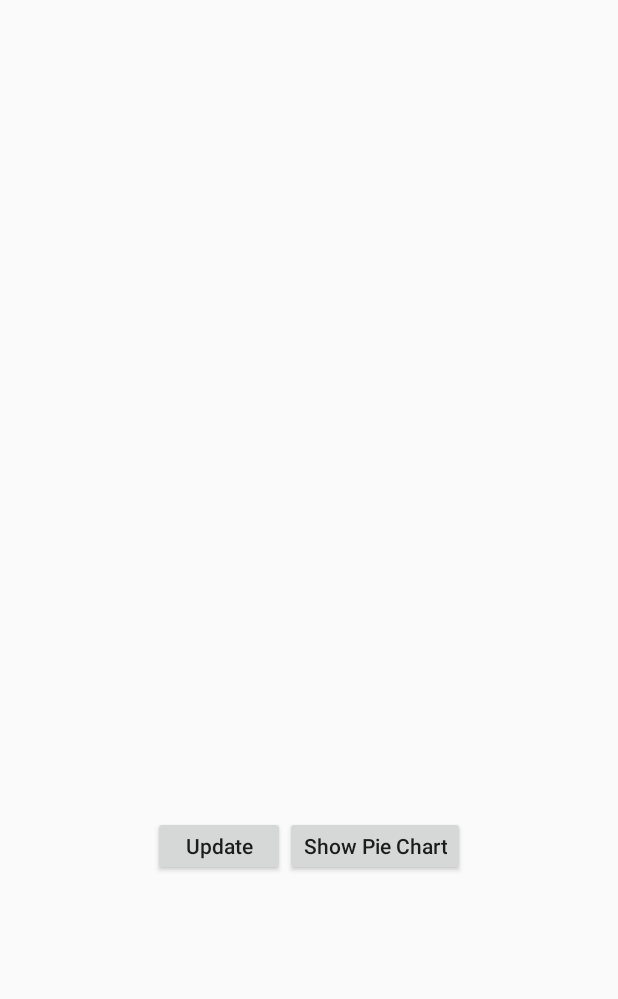
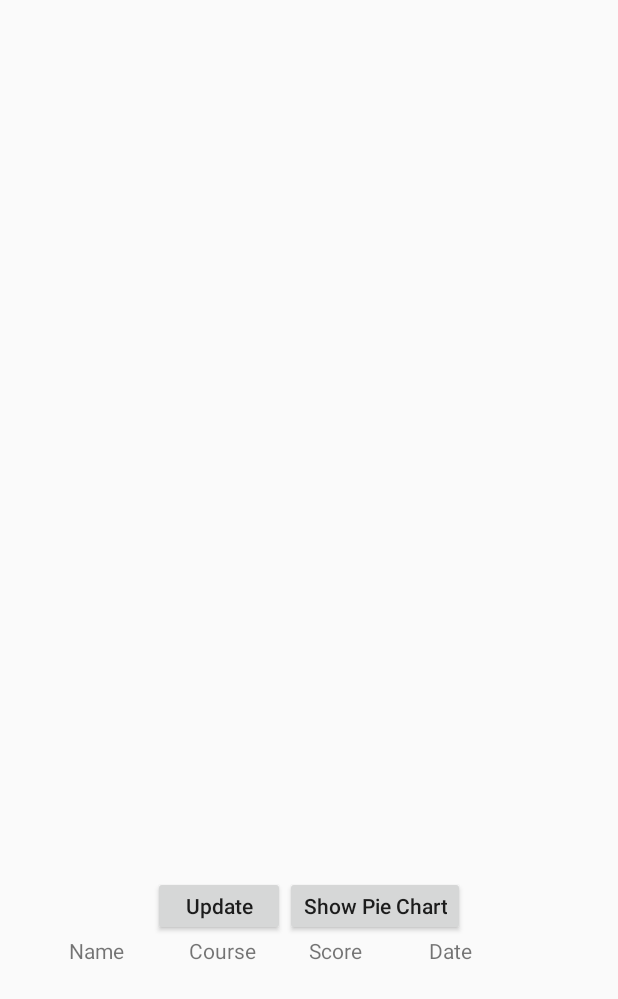
Before and after one commit to mani-minmini/leaderboard-android-charts-sample, an Android app: the screen it shows after launch (BarChartActivity), on a phone screen of 412 x 824 dp. Shown: the top 999 px of the screen. Run offline under Robolectric (Android 15) with nearby library versions, the phone set to English and light mode, and no system bars; our stand-ins replace Volley; libraries missing offline, so code that uses them is left out: com.github.mikephil.charting; plain views replace BarChart; network calls fail; 30 statements that could not run were skipped.

Commit message:
Table View Init

```diff
--- a/app/src/main/java/com/minmini/leaderboard/BarChartActivity.java
+++ b/app/src/main/java/com/minmini/leaderboard/BarChartActivity.java
@@ -10,7 +10,6 @@ import android.util.Log;
 import android.view.View;
 import android.widget.ArrayAdapter;
 import android.widget.Button;
-import android.widget.ListView;
 import android.widget.RelativeLayout;
 import android.widget.Toast;
 
@@ -36,11 +35,8 @@ import org.json.JSONArray;
 import org.json.JSONException;
 import org.json.JSONObject;
 
-import java.text.ParseException;
-import java.text.SimpleDateFormat;
 import java.util.ArrayList;
 import java.util.Comparator;
-import java.util.Date;
 import java.util.HashMap;
 import java.util.Map;
 import java.util.Set;
@@ -51,7 +47,7 @@ import static com.minmini.leaderboard.util.LeaderboardUtil.LEADERBOARD_URL;
 public class BarChartActivity extends Activity implements OnChartValueSelectedListener, LogMessage {
 
     private BarChart mChart;
-    private ListView player_details;
+    //    private ListView player_details;
     private ArrayList<String> players;
     private MultiValueMap<String, Leaderboard> rawData;
     private RelativeLayout relativeLayout;
@@ -66,9 +62,9 @@ public class BarChartActivity extends Activity implements OnChartValueSelectedLi
         Button update_chart = findViewById(R.id.update_chart);
         Button show_pie_chart = findViewById(R.id.show_pie_chart);
 
-        player_details = findViewById(R.id.player_details);
-        player_details.setDivider(null);
-        player_details.setDividerHeight(0);
+//        player_details = findViewById(R.id.player_details);
+//        player_details.setDivider(null);
+//        player_details.setDividerHeight(0);
 
         mChart = findViewById(R.id.chart2);
         mChart.getDescription().setEnabled(false);
@@ -76,8 +72,8 @@ public class BarChartActivity extends Activity implements OnChartValueSelectedLi
         mChart.setDoubleTapToZoomEnabled(false);
         mChart.setPinchZoom(false);
         mChart.setScaleEnabled(false);
+        mChart.setOnChartValueSelectedListener(this);
 
-        mChart.setOnChartValueSelectedListener(this);
         dataPrepare();
         update_chart.setOnClickListener(view -> dataPrepare());
         show_pie_chart.setOnClickListener(view -> startActivity(new Intent(getApplicationContext(), MainActivity.class)));
@@ -106,8 +102,8 @@ public class BarChartActivity extends Activity implements OnChartValueSelectedLi
     private void showData(ArrayList<String> data) {
         ArrayAdapter adapter = new ArrayAdapter<>(this,
                 R.layout.activity_listview, data);
-        player_details.setAdapter(adapter);
-        player_details.setVisibility(View.VISIBLE);
+//        player_details.setAdapter(adapter);
+//        player_details.setVisibility(View.VISIBLE);
     }
 
     private void showToast(Object o) {
@@ -120,6 +116,11 @@ public class BarChartActivity extends Activity implements OnChartValueSelectedLi
 
     private void setData(JSONArray response) {
         Legend l = mChart.getLegend();
+        l.setWordWrapEnabled(true);
+        l.setForm(Legend.LegendForm.SQUARE);
+        l.setFormSize(9f);
+        l.setTextSize(11f);
+        l.setXEntrySpace(4f);
         l.setEnabled(false);
         int count;
         ArrayList<BarEntry> entries = new ArrayList<>();
@@ -172,8 +173,6 @@ public class BarChartActivity extends Activity implements OnChartValueSelectedLi
         data.setValueTextColor(Color.BLACK);
 
         mChart.setData(data);
-
-        // undo all highlights
         mChart.highlightValues(null);
 
         mChart.invalidate();
@@ -188,20 +187,20 @@ public class BarChartActivity extends Activity implements OnChartValueSelectedLi
         Log.i("VAL SELECTED",
                 "Value: " + e.getY() + ", index: " + h.getX()
                         + ", DataSet index: " + h.getDataSetIndex());
-        ArrayList<String> stringArrayList = new ArrayList<>();
-        for (Leaderboard vals : rawData.getValues(players.get((int) h.getX()))) {
-            SimpleDateFormat dateFormat = new SimpleDateFormat("yyyy-MM-dd'T'HH:mm");
-            SimpleDateFormat desiredDateFormat = new SimpleDateFormat("dd MMM yyyy HH:mm");
-            Date date;
-            try {
-                date = dateFormat.parse(vals.getActivity_date());
-                String s = "Name: " + vals.getPlayer_name() + ", Course: " + vals.getCourse() + ", Score: " + vals.getScore() + ", Activity Date: " + desiredDateFormat.format(date);
-                stringArrayList.add(s);
-            } catch (ParseException e1) {
-                e1.printStackTrace();
-            }
-        }
-        showData(stringArrayList);
+//        ArrayList<String> stringArrayList = new ArrayList<>();
+//        for (Leaderboard vals : rawData.getValues(players.get((int) h.getX()))) {
+//            SimpleDateFormat dateFormat = new SimpleDateFormat("yyyy-MM-dd'T'HH:mm");
+//            SimpleDateFormat desiredDateFormat = new SimpleDateFormat("dd MMM yyyy HH:mm");
+//            Date date;
+//            try {
+//                date = dateFormat.parse(vals.getActivity_date());
+//                String s = "Name: " + vals.getPlayer_name() + ", Course: " + vals.getCourse() + ", Score: " + vals.getScore() + ", Activity Date: " + desiredDateFormat.format(date);
+//                stringArrayList.add(s);
+//            } catch (ParseException e1) {
+//                e1.printStackTrace();
+//            }
+//        }
+//        showData(stringArrayList);
     }
 
     @Override
--- /dev/null
+++ b/app/src/main/res/drawable/cell_shape.xml
@@ -0,0 +1,8 @@
+<?xml version="1.0" encoding="utf-8"?>
+<shape xmlns:android="http://schemas.android.com/apk/res/android"
+    android:shape="rectangle">
+    <solid android:color="#000" />
+    <stroke
+        android:width="1dp"
+        android:color="#ff9" />
+</shape>
--- a/app/src/main/res/layout/activity_bar_chart.xml
+++ b/app/src/main/res/layout/activity_bar_chart.xml
@@ -17,9 +17,9 @@
             android:id="@+id/chart2"
             android:layout_width="match_parent"
             android:layout_height="match_parent"
-            android:layout_marginTop="10dp"
             android:layout_marginLeft="20dp"
             android:layout_marginRight="20dp"
+            android:layout_marginTop="10dp"
             android:visibility="invisible" />
     </LinearLayout>
 
@@ -53,14 +53,52 @@
                 android:text="@string/show_pie_chart"
                 android:textAllCaps="false"
                 tools:ignore="ButtonStyle" />
+
         </LinearLayout>
 
-        <ListView
-            android:id="@+id/player_details"
+        <ScrollView
             android:layout_width="match_parent"
-            android:layout_height="240dp"
-            android:scrollbars="vertical"
-            android:visibility="invisible" />
+            android:layout_height="200dp">
+
+            <TableLayout
+                android:layout_width="match_parent"
+                android:layout_height="wrap_content">
+
+                <TableRow
+                    android:layout_width="wrap_content"
+                    android:layout_height="wrap_content"
+                    android:layout_gravity="center"
+                    android:gravity="center">
+
+                    <TextView
+                        android:layout_width="80dp"
+                        android:layout_height="wrap_content"
+                        android:layout_column="0"
+                        android:text="Name" />
+
+                    <TextView
+                        android:layout_width="80dp"
+                        android:layout_height="wrap_content"
+                        android:layout_column="1"
+                        android:text="Course" />
+
+                    <TextView
+                        android:layout_width="80dp"
+                        android:layout_height="wrap_content"
+                        android:layout_column="2"
+                        android:text="Score" />
+
+                    <TextView
+                        android:layout_width="80dp"
+                        android:layout_height="wrap_content"
+                        android:layout_column="3"
+                        android:text="Date" />
+                </TableRow>
+
+            </TableLayout>
+        </ScrollView>
+
+
     </LinearLayout>
 
 </RelativeLayout>
```
